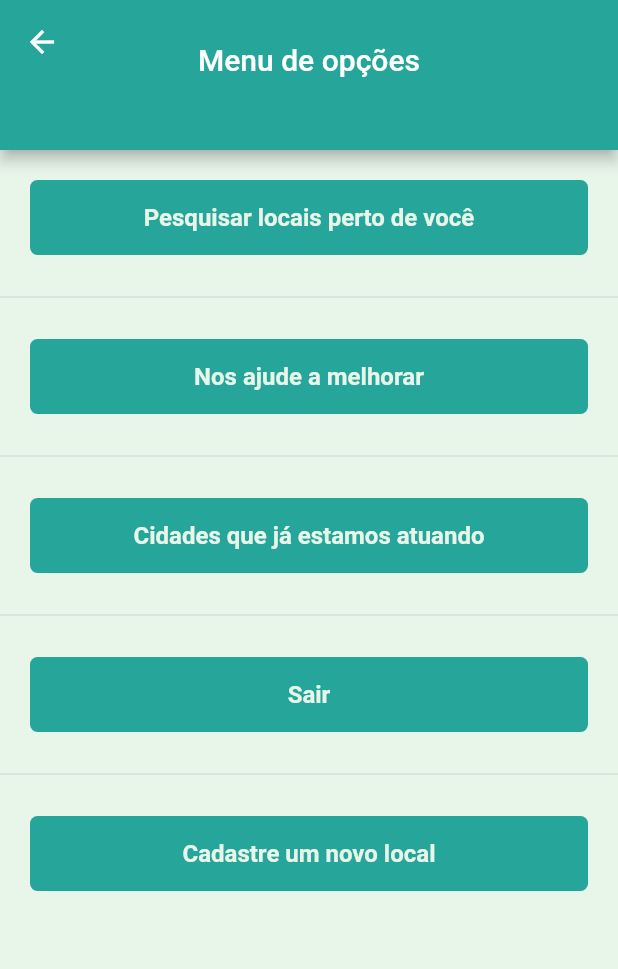
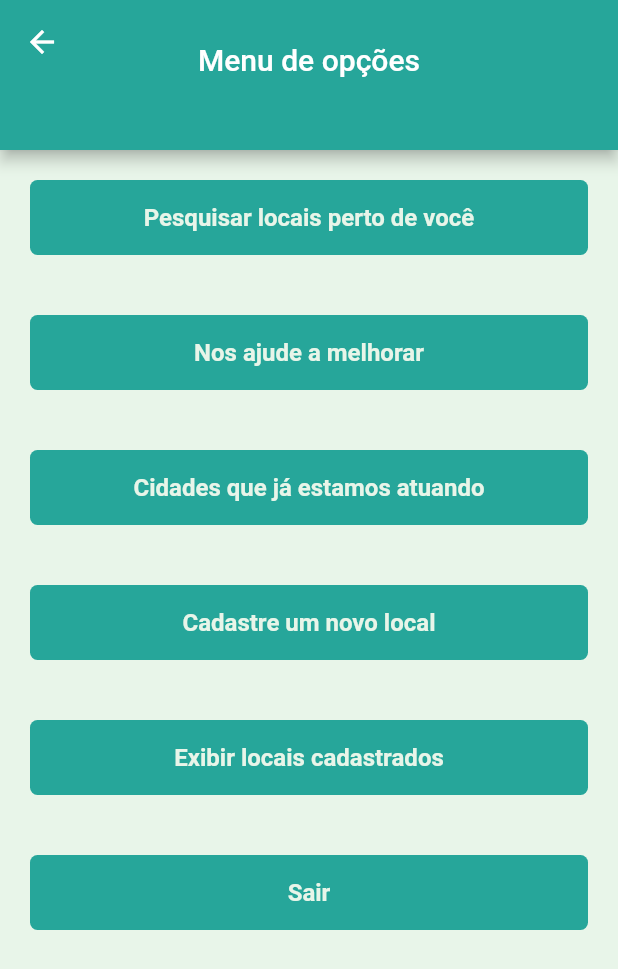
Before and after one commit to EmanueleBittencourt/projeto-flutter, a Flutter app: the TelaMenu screen opened by its route, on a phone screen of 412 x 824 dp. Shown: the top 969 px of the screen. Run offline on Flutter 3.47's test engine with Material 2 defaults, Android fonts, the phone set to English and light mode, and no system bars; our stand-ins replace cloud_firestore, firebase_auth; accounts and stored records are empty; network calls fail.

Commit message:
ajustes e melhorias para entrega do projeto

```diff
--- a/lib/pages/criar_conta.dart
+++ b/lib/pages/criar_conta.dart
@@ -34,7 +34,7 @@ class _TelaCriarContaState extends State<TelaCriarConta> {
             TextField(
               controller: txtNome,
               style: const TextStyle(
-                color: Colors.brown,
+                color: Colors.black,
                 fontWeight: FontWeight.w300,
               ),
               decoration: const InputDecoration(
@@ -46,7 +46,7 @@ class _TelaCriarContaState extends State<TelaCriarConta> {
             TextField(
               controller: txtEmail,
               style: const TextStyle(
-                  color: Colors.brown, fontWeight: FontWeight.w300),
+                  color: Colors.black, fontWeight: FontWeight.w300),
               decoration: const InputDecoration(
                   prefixIcon: Icon(Icons.email), labelText: 'Email'),
             ),
--- a/lib/pages/inserir_documento.dart
+++ b/lib/pages/inserir_documento.dart
@@ -42,7 +42,7 @@ class _TelaInserirDocState extends State<TelaInserirDoc> {
       appBar: PreferredSize(
         preferredSize: Size.fromHeight(100.0),
         child: AppBar(
-          title: Text('\Inserir Locais'),
+          title: Text('\Inserir dados pessoais'),
           elevation: 15,
           centerTitle: true,
           backgroundColor: Theme.of(context).primaryColor,
--- a/lib/pages/tela_locais.dart
+++ b/lib/pages/tela_locais.dart
@@ -88,10 +88,10 @@ class _TelaLocaisState extends State<TelaLocais> {
           }),
       floatingActionButton: FloatingActionButton(
         foregroundColor: Colors.white,
-        backgroundColor: Colors.brown,
+        backgroundColor: Theme.of(context).primaryColor,
         child: const Icon(Icons.add),
         onPressed: () {
-          Navigator.pushNamed(context, '/inserir');
+          Navigator.pushNamed(context, '/cadastro');
         },
       ),
     );
--- a/lib/pages/tela_menu.dart
+++ b/lib/pages/tela_menu.dart
@@ -43,7 +43,7 @@ class TelaMenu extends StatelessWidget {
                 },
               ),
             ),
-            Divider(),
+            //Divider(),
             //Divider(),
             Container(
               padding: EdgeInsets.all(20),
@@ -69,7 +69,7 @@ class TelaMenu extends StatelessWidget {
                 },
               ),
             ),
-            Divider(),
+            //Divider(),
            //Divider(),
             Container(
               padding: EdgeInsets.all(20),
@@ -95,8 +95,61 @@ class TelaMenu extends StatelessWidget {
                 },
               ),
             ),
-            Divider(),
             //Divider(),
+            //Divider()
+            Container(
+              padding: EdgeInsets.all(20),
+              width: MediaQuery.of(context).size.width,
+              color: Theme.of(context).backgroundColor,
+              child: TextButton(
+                style: TextButton.styleFrom(
+                  fixedSize: Size.fromHeight(50),
+                  backgroundColor: Theme.of(context).primaryColor,
+                  shape: RoundedRectangleBorder(
+                      borderRadius: new BorderRadius.circular(5.0)),
+                ),
+                child: Text(
+                  'Cadastre um novo local',
+                  style: TextStyle(
+                    color: Theme.of(context).backgroundColor,
+                    fontWeight: FontWeight.bold,
+                    fontSize: (16),
+                  ),
+                ),
+                onPressed: () {
+                  Navigator.pushNamed(context, '/cadastro');
+                },
+              ),
+            ),
+
+            //Divider(),
+            //Divider()
+            Container(
+              padding: EdgeInsets.all(20),
+              width: MediaQuery.of(context).size.width,
+              color: Theme.of(context).backgroundColor,
+              child: TextButton(
+                style: TextButton.styleFrom(
+                  fixedSize: Size.fromHeight(50),
+                  backgroundColor: Theme.of(context).primaryColor,
+                  shape: RoundedRectangleBorder(
+                      borderRadius: new BorderRadius.circular(5.0)),
+                ),
+                child: Text(
+                  'Exibir locais cadastrados',
+                  style: TextStyle(
+                    color: Theme.of(context).backgroundColor,
+                    fontWeight: FontWeight.bold,
+                    fontSize: (16),
+                  ),
+                ),
+                onPressed: () {
+                  Navigator.pushNamed(context, '/locais');
+                },
+              ),
+            ),
+
+
             Container(
               padding: EdgeInsets.all(20),
               width: MediaQuery.of(context).size.width,
@@ -126,32 +179,8 @@ class TelaMenu extends StatelessWidget {
                 },
               ),
             ),
-            Divider(),
+            //Divider(),
            //Divider(),
-            Container(
-              padding: EdgeInsets.all(20),
-              width: MediaQuery.of(context).size.width,
-              color: Theme.of(context).backgroundColor,
-              child: TextButton(
-                style: TextButton.styleFrom(
-                  fixedSize: Size.fromHeight(50),
-                  backgroundColor: Theme.of(context).primaryColor,
-                  shape: RoundedRectangleBorder(
-                      borderRadius: new BorderRadius.circular(5.0)),
-                ),
-                child: Text(
-                  'Cadastre um novo local',
-                  style: TextStyle(
-                    color: Theme.of(context).backgroundColor,
-                    fontWeight: FontWeight.bold,
-                    fontSize: (16),
-                  ),
-                ),
-                onPressed: () {
-                  Navigator.pushNamed(context, '/cadastro');
-                },
-              ),
-            ),
 
           ],
         ),
```
